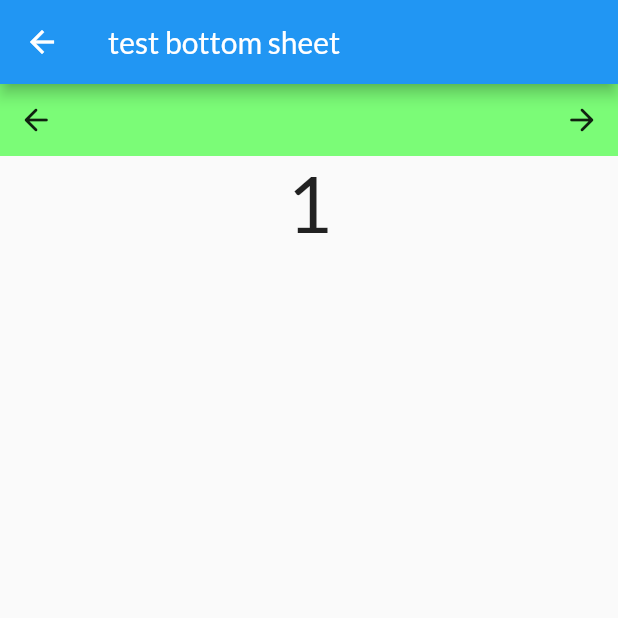
After one commit to RichardBoyz/flutter_shop_app, a Flutter app: the BottomSheetTestScreen screen opened by its route, on a phone screen of 412 x 824 dp, the top half of it. The commit adds this screen. Run offline on Flutter 3.47's test engine with Material 2 defaults, Android fonts, the phone set to English and light mode, and no system bars; our stand-ins replace shared_preferences; accounts and stored records are empty.

Commit message:
practice_0510_before

```diff
--- /dev/null
+++ b/lib/helpers/custom_route.dart
@@ -0,0 +1,38 @@
+import 'package:flutter/material.dart';
+
+class CustomRoute<T> extends MaterialPageRoute {
+  CustomRoute({WidgetBuilder? builder, RouteSettings? settings})
+      : super(builder: builder!, settings: settings);
+
+  @override
+  Widget buildTransitions(BuildContext context, Animation<double> animation,
+      Animation<double> secondaryAnimation, Widget child) {
+    // TODO: implement buildTransitions
+    if (settings.name == '/') {
+      return child;
+    }
+    return FadeTransition(
+      opacity: animation,
+      child: child,
+    );
+  }
+}
+
+class CustomPageTransitionBuilder extends PageTransitionsBuilder {
+  @override
+  Widget buildTransitions<T>(
+      PageRoute<T> route,
+      BuildContext context,
+      Animation<double> animation,
+      Animation<double> secondaryAnimation,
+      Widget child) {
+    // TODO: implement buildTransitions
+    if (route.settings.name == '/') {
+      return child;
+    }
+    return FadeTransition(
+      opacity: animation,
+      child: child,
+    );
+  }
+}
--- /dev/null
+++ b/lib/screens/bottom_sheet_test_screen.dart
@@ -0,0 +1,81 @@
+import 'package:flutter/material.dart';
+
+class BottomSheetTestScreen extends StatefulWidget {
+  const BottomSheetTestScreen({Key? key}) : super(key: key);
+  static const routeName = '/bottom-sheet-test-screen';
+
+  @override
+  State<BottomSheetTestScreen> createState() => _BottomSheetTestScreenState();
+}
+
+class _BottomSheetTestScreenState extends State<BottomSheetTestScreen> {
+  static const totalStep = 3;
+  int _step = 1;
+  @override
+  Widget build(BuildContext context) {
+    return Scaffold(
+      appBar: AppBar(
+        title: const Text('test bottom sheet'),
+      ),
+      body: Container(
+        child: Column(
+          children: [
+            Container(
+              width: double.infinity,
+              height: 48,
+              color: const Color.fromARGB(255, 123, 252, 119),
+              child: Row(
+                mainAxisAlignment: MainAxisAlignment.spaceBetween,
+                children: [
+                  IconButton(
+                      onPressed: () {
+                        if (_step != 0) {
+                          setState(() {
+                            _step -= 1;
+                          });
+                        }
+                      },
+                      icon: const Icon(Icons.arrow_back_rounded)),
+                  Column(
+                    children: const [],
+                  ),
+                  IconButton(
+                    onPressed: () {
+                      if (_step < 3) {
+                        setState(() {
+                          _step += 1;
+                        });
+                      }
+                    },
+                    icon: const Icon(Icons.arrow_forward_rounded),
+                  )
+                ],
+              ),
+            ),
+            Expanded(
+              child: Container(
+                child: Text(
+                  _step.toString(),
+                  style: const TextStyle(fontSize: 52),
+                ),
+              ),
+            ),
+          ],
+        ),
+      ),
+    );
+  }
+
+  List<Widget> _buildStepDot() {
+    return [
+      for (var i = 1; i <= totalStep; i++)
+        Container(
+          decoration: BoxDecoration(
+              shape: BoxShape.circle,
+              color: _step == i ? Colors.white : Colors.grey),
+          height: 2,
+          width: 2,
+        )
+    ];
+  }
+}
--- a/lib/screens/orders_screen.dart
+++ b/lib/screens/orders_screen.dart
@@ -27,7 +27,6 @@ class _OrdersScreenState extends State<OrdersScreen> {
 
   @override
   Widget build(BuildContext context) {
-    print('building orders');
     // final orderData = Provider.of<Orders>(context);
     return Scaffold(
       appBar: AppBar(
--- a/pubspec.yaml
+++ b/pubspec.yaml
@@ -60,8 +60,8 @@ flutter:
   uses-material-design: true
 
   # To add assets to your application, add an assets section, like this:
-  # assets:
-  #   - images/a_dot_burr.jpeg
+  assets:
+    - assets/images/product-placeholder.png
   #   - images/a_dot_ham.jpeg
 
   # An image asset can refer to one or more resolution-specific "variants", see
```
Also changed, not shown: lib/main.dart (+10 -0 lines), lib/screens/auth_screen.dart (+64 -8 lines), lib/screens/product_detail_screen.dart (+28 -13 lines), lib/widgets/app_drawer.dart (+21 -2 lines), lib/widgets/order_item.dart (+16 -9 lines), lib/widgets/product_item.dart (+9 -3 lines), assets/images/product-placeholder.png (added).
